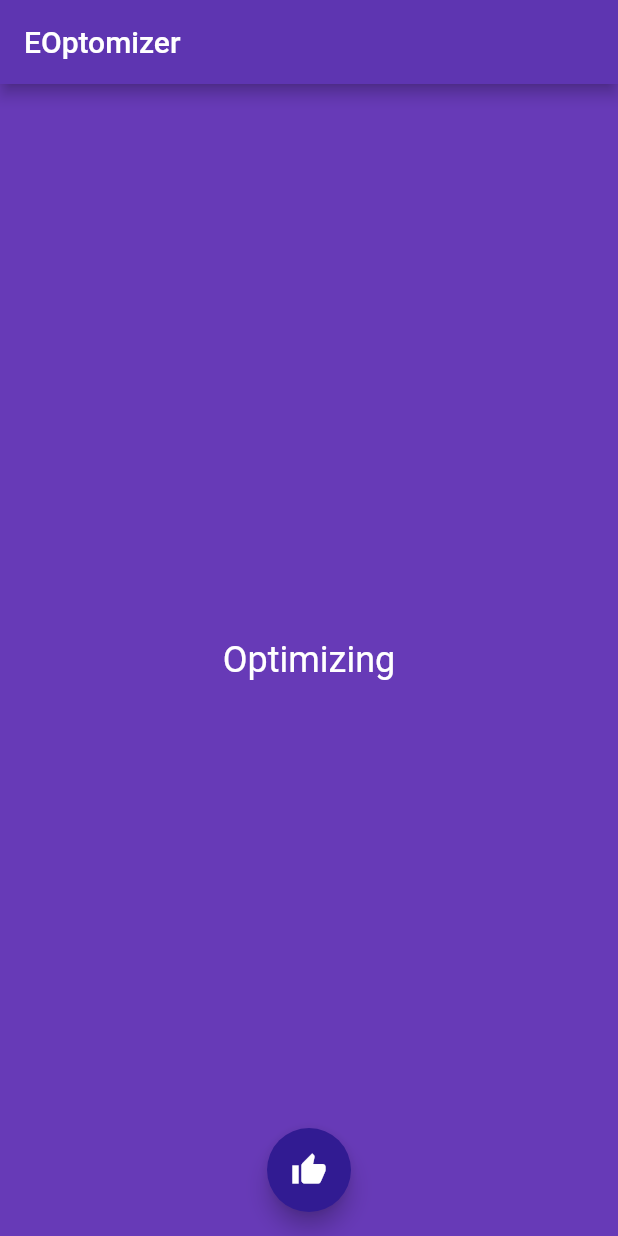
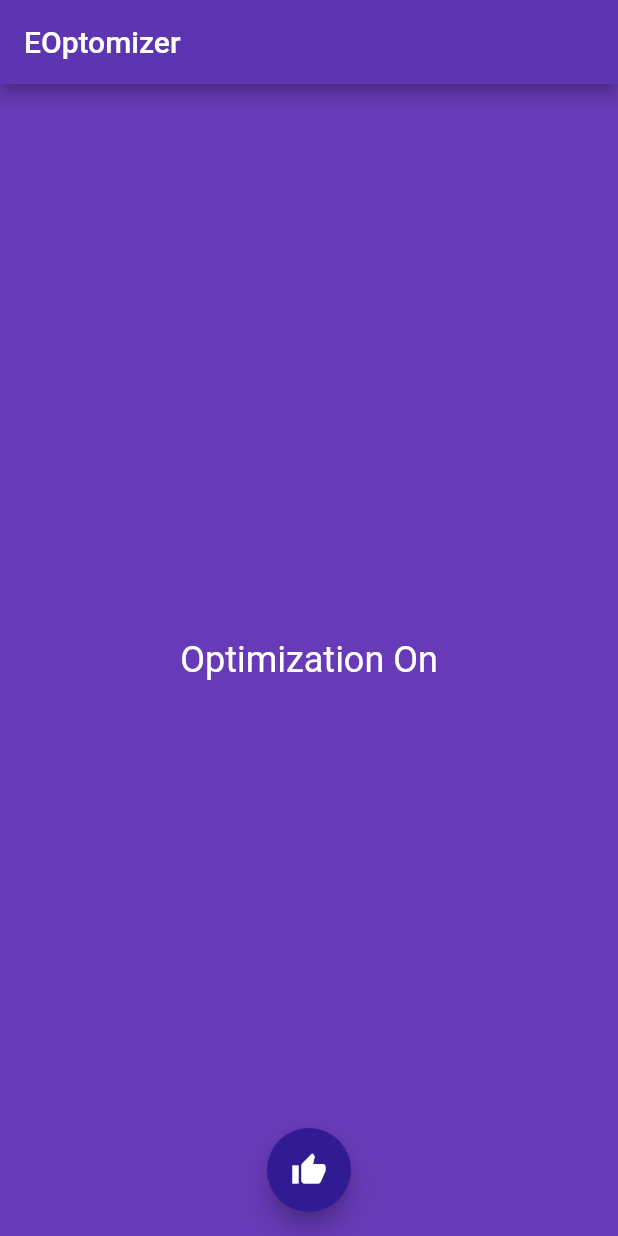
Before and after one commit to somdipdey/EOptomizer-Lite-Note-9, a Flutter app: the screen it shows after launch, after a tap on the "thumb up" icon, on a phone screen of 412 x 824 dp. Run offline on Flutter 3.47's test engine with Material 2 defaults, Android fonts, the phone set to English and light mode, and no system bars.

Commit message:
updated code in main.dart

```diff
--- a/eoptomizer/lib/main.dart
+++ b/eoptomizer/lib/main.dart
@@ -33,11 +33,19 @@ class _MyHomePageState extends State<MyHomePage> {
   static const frequencyChannel =
       MethodChannel('com.somdipdey.eoptomizer/frequency');
   bool optimizing = false;
-  String bodyText = 'Not Optimizing';
+  String bodyText = 'Default';
 
   void _optimize() {
     setState(() {
       if (!optimizing) {
+        optimizationOn();
+      } else {
+        defaultScheduler();
+      }
+    });
+  }
+
+  void optimizationOn() {
     debugPrint('Optimizing battery and thermal behaviour');
     setFrequencyLevelCPU0Max();
     setFrequencyLevelCPU4Max();
@@ -46,8 +54,10 @@ class _MyHomePageState extends State<MyHomePage> {
     setFrequencyLevelCPU4Min();
     setFrequencyLevelCPU6Min();
     optimizing = true;
-        bodyText = 'Optimizing';
-      } else {
+    bodyText = 'Optimization On';
+  }
+
+  void defaultScheduler() {
     debugPrint('Not optimizing battery and thermal behaviour');
     setDefaultFrequencyLevelCPU0Max();
     setDefaultFrequencyLevelCPU4Max();
@@ -56,9 +66,7 @@ class _MyHomePageState extends State<MyHomePage> {
     setDefaultFrequencyLevelCPU4Min();
     setDefaultFrequencyLevelCPU6Min();
     optimizing = false;
-        bodyText = 'Not Optimizing';
-      }
-    });
+    bodyText = 'Default';
   }
 
   // Functions to optimize frequencies for 3 CPU clusters
```
Lines whose indentation alone changed are shown as unchanged.
